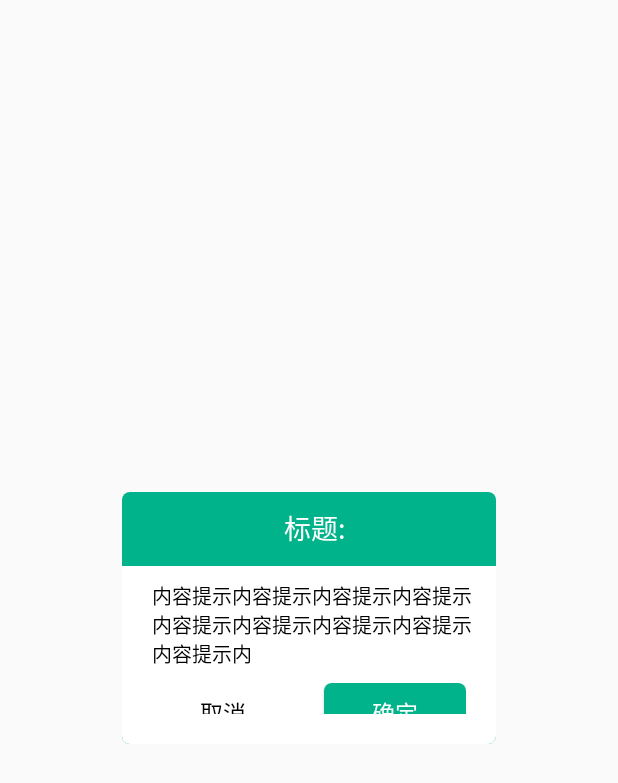
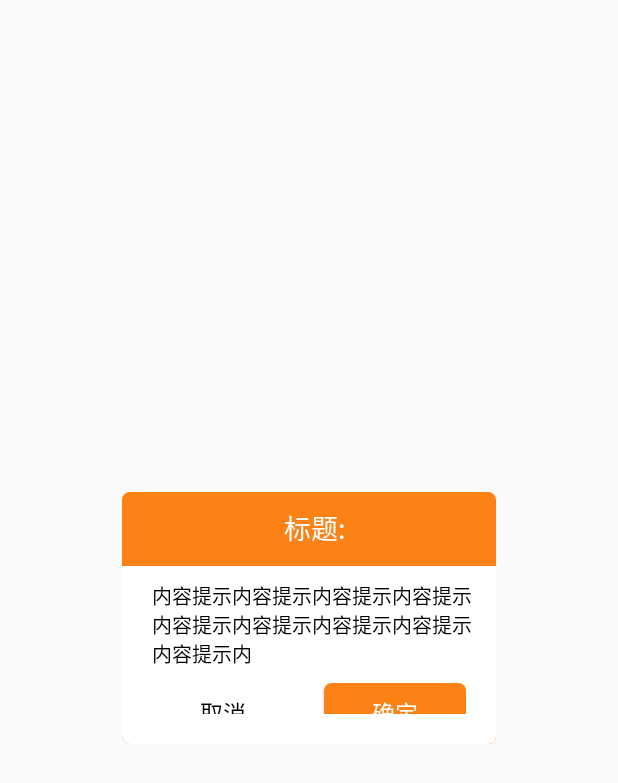
Before and after one commit to SelfImprCp/GuWenTongUitl, an Android app: the layout base_version_dialog.xml on its own in the app's theme, with its tools: preview values and no code run, on a phone screen of 412 x 824 dp. Shown: the top 783 px of the screen. Run offline under Robolectric (Android 15) with nearby library versions, the phone set to English and light mode, and no system bars.

```diff
--- a/mylibrary/src/main/java/com/cp/mylibrary/custom/TitleBarView.java
+++ b/mylibrary/src/main/java/com/cp/mylibrary/custom/TitleBarView.java
@@ -159,6 +159,7 @@ public class TitleBarView extends RelativeLayout {
 
     }
 
+
     /**
      *
      * @return
--- a/mylibrary/src/main/res/drawable/dialog_query_bg.xml
+++ b/mylibrary/src/main/res/drawable/dialog_query_bg.xml
@@ -3,6 +3,6 @@
 
     <corners android:radius="5dp" />
 
-    <solid android:color="#00b38a" />
+    <solid android:color="#fc8215" />
 
 </shape>
--- a/mylibrary/src/main/res/drawable/login_layout_btn_main_color.xml
+++ b/mylibrary/src/main/res/drawable/login_layout_btn_main_color.xml
@@ -3,6 +3,6 @@
 
     <corners android:radius="5dp" />
 
-    <solid android:color="#00b38a" />
+    <solid android:color="#fc8215" />
 
 </shape>
```
Also changed, not shown: 2 other files.
